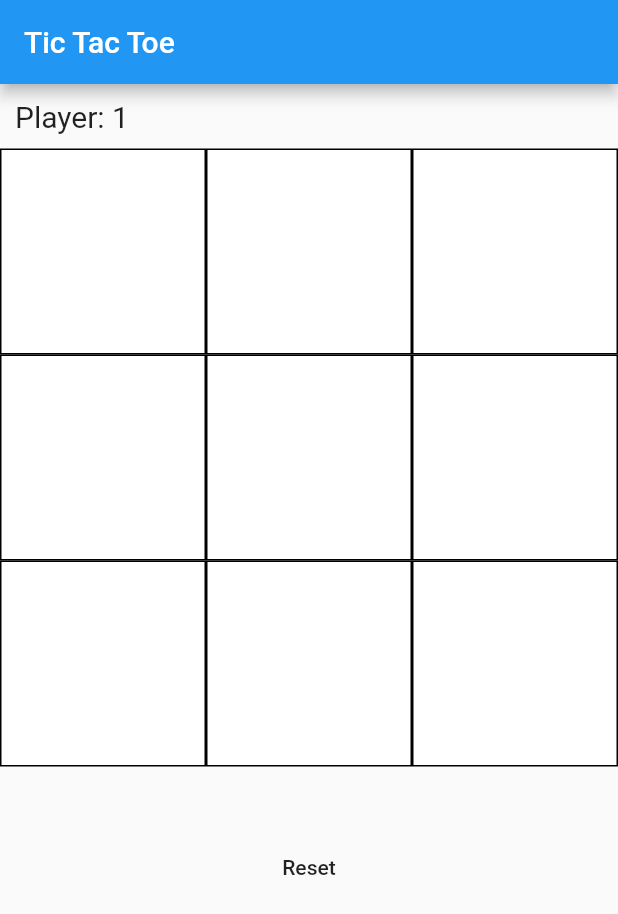
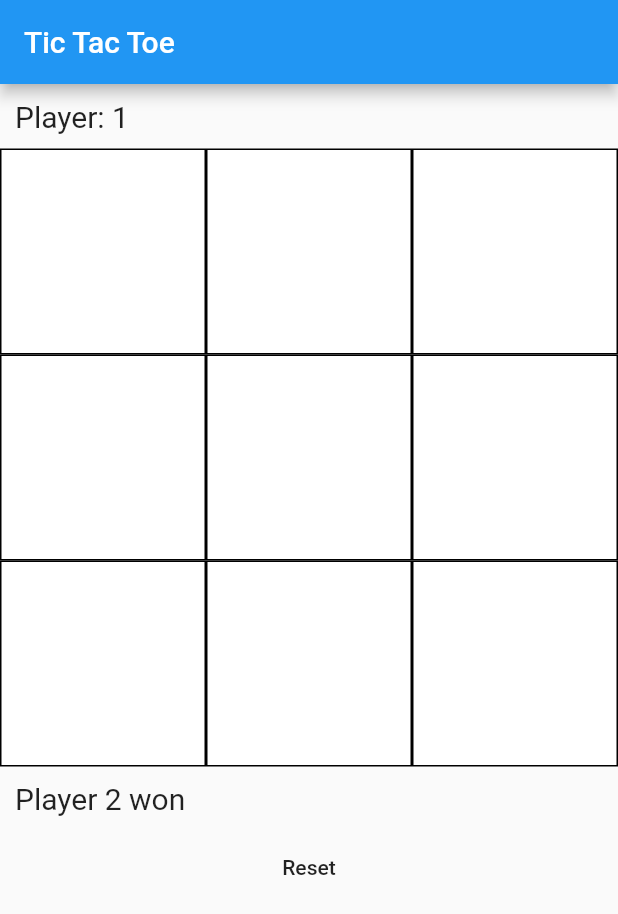
Before and after one commit to roddev-v/ad-flutter-tic-tac-toe, a Flutter app: the screen it shows after launch, on a phone screen of 412 x 824 dp. Shown: the top 914 px of the screen. Run offline on Flutter 3.47's test engine with Material 2 defaults, Android fonts, the phone set to English and light mode, and no system bars.

```diff
--- a/lib/main.dart
+++ b/lib/main.dart
@@ -38,44 +38,20 @@ class _MyHomePageState extends State<MyHomePage> {
 
   String getWinner() {
     if (colors[0] == colors[1] && colors[1] == colors[2]) {
-      if (colors[0] == Colors.white) {
-        return '';
-      }
       return colors[0] == Colors.red ? 'Player 1 won' : 'Player 2 won';
     } else if (colors[3] == colors[4] && colors[4] == colors[5]) {
-      if (colors[0] == Colors.white) {
-        return '';
-      }
       return colors[3] == Colors.red ? 'Player 1 won' : 'Player 2 won';
     } else if (colors[6] == colors[7] && colors[7] == colors[8]) {
-      if (colors[0] == Colors.white) {
-        return '';
-      }
       return colors[6] == Colors.red ? 'Player 1 won' : 'Player 2 won';
     } else if (colors[0] == colors[3] && colors[3] == colors[6]) {
-      if (colors[0] == Colors.white) {
-        return '';
-      }
       return colors[0] == Colors.red ? 'Player 1 won' : 'Player 2 won';
     } else if (colors[1] == colors[4] && colors[4] == colors[7]) {
-      if (colors[0] == Colors.white) {
-        return '';
-      }
       return colors[1] == Colors.red ? 'Player 1 won' : 'Player 2 won';
     } else if (colors[2] == colors[5] && colors[5] == colors[8]) {
-      if (colors[0] == Colors.white) {
-        return '';
-      }
       return colors[2] == Colors.red ? 'Player 1 won' : 'Player 2 won';
     } else if (colors[0] == colors[4] && colors[4] == colors[8]) {
-      if (colors[0] == Colors.white) {
-        return '';
-      }
       return colors[0] == Colors.red ? 'Player 1 won' : 'Player 2 won';
     } else if (colors[2] == colors[4] && colors[4] == colors[6]) {
-      if (colors[0] == Colors.white) {
-        return '';
-      }
       return colors[2] == Colors.red ? 'Player 1 won' : 'Player 2 won';
     } else if (allBoxesSelected()) {
       return 'Nobody won';
```
